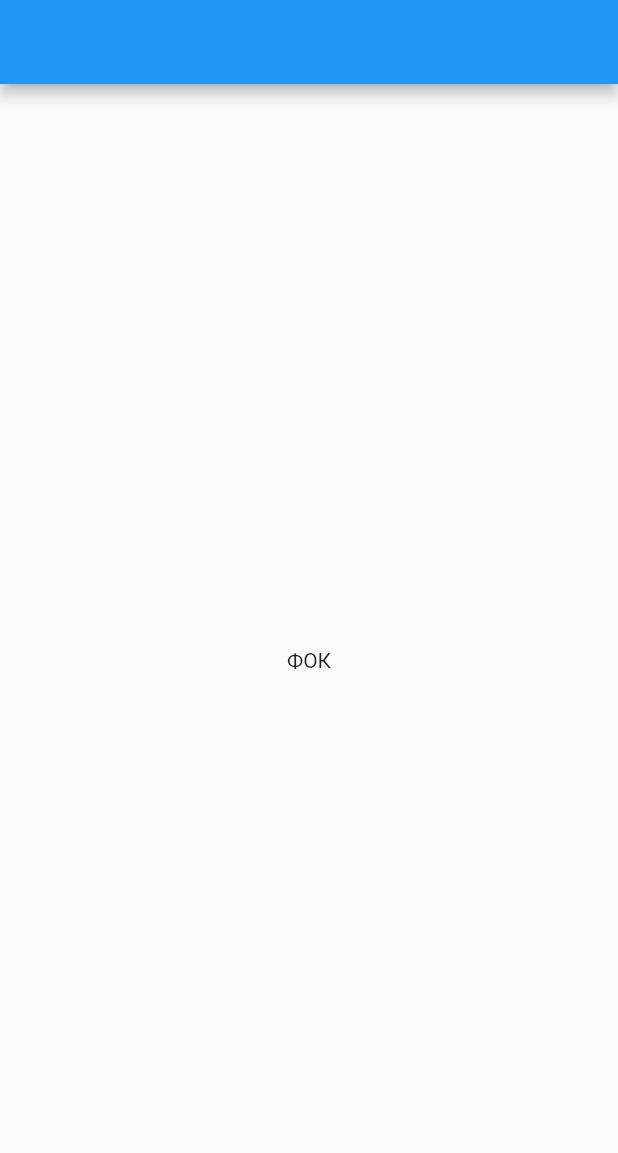
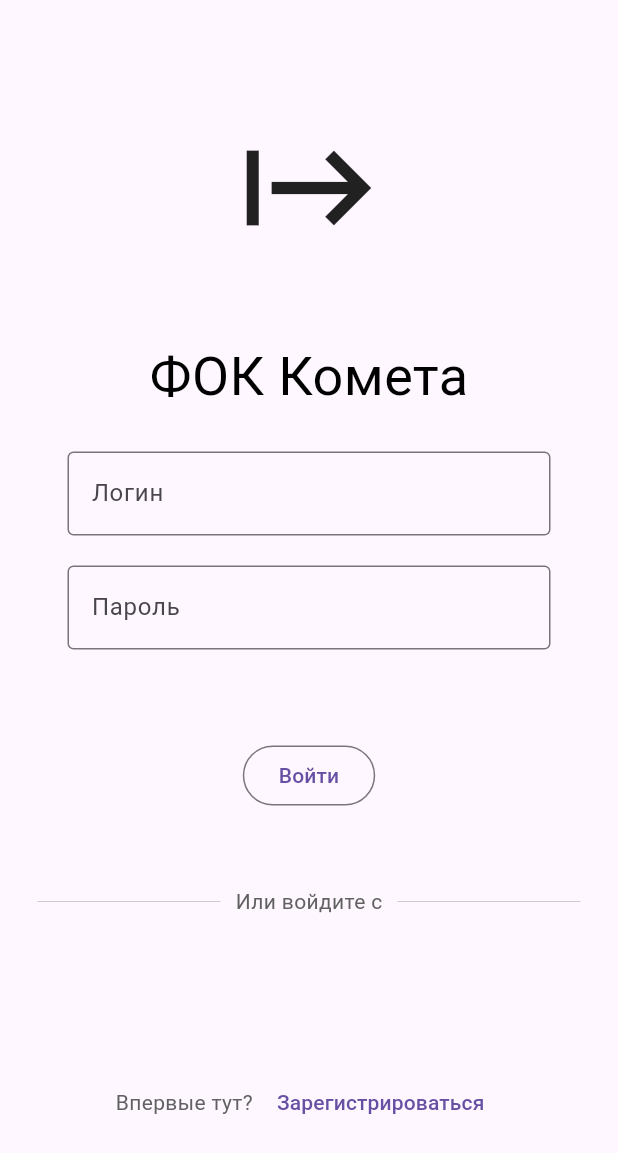
Before and after one commit to Docki2108/FOK_Kometa, a Flutter app: the screen it shows after launch, on a phone screen of 412 x 824 dp. Shown: the top 1153 px of the screen. Run offline on Flutter 3.47's test engine with Material 2 defaults, Android fonts, the phone set to English and light mode, and no system bars; our stand-ins replace flex_color_scheme, hive, hive_flutter; accounts and stored records are empty.

Commit message:
testLoginPage

```diff
--- a/lib/main.dart
+++ b/lib/main.dart
@@ -1,7 +1,11 @@
 import 'package:flutter/material.dart';
+import 'package:fok_kometa/view/login_page.dart';
+import 'package:hive/hive.dart';
+import 'package:hive_flutter/hive_flutter.dart';
 
 void main() {
   runApp(const MyApp());
+  MaterialApp(debugShowCheckedModeBanner: false);
 }
 
 class MyApp extends StatelessWidget {
@@ -10,39 +14,9 @@ class MyApp extends StatelessWidget {
   @override
   Widget build(BuildContext context) {
     return MaterialApp(
-      title: 'Flutter Demo',
-      theme: ThemeData(
-        primarySwatch: Colors.blue,
-      ),
-      home: const MyHomePage(),
+      theme: ThemeData(useMaterial3: true),
+      debugShowCheckedModeBanner: false,
+      home: LoginPage(),
     );
   }
 }
-
-class MyHomePage extends StatefulWidget {
-  const MyHomePage({
-    super.key,
-  });
-
-  @override
-  State<MyHomePage> createState() => _MyHomePageState();
-}
-
-class _MyHomePageState extends State<MyHomePage> {
-  @override
-  Widget build(BuildContext context) {
-    return Scaffold(
-      appBar: AppBar(),
-      body: Center(
-        child: Column(
-          mainAxisAlignment: MainAxisAlignment.center,
-          children: const <Widget>[
-            Text(
-              'ФОК',
-            ),
-          ],
-        ),
-      ),
-    );
-  }
-}
--- /dev/null
+++ b/lib/view/login_page.dart
@@ -0,0 +1,205 @@
+import 'package:flex_color_scheme/flex_color_scheme.dart';
+import 'package:flutter/material.dart';
+
+class LoginPage1 extends StatelessWidget {
+  const LoginPage1({super.key});
+
+  @override
+  Widget build(BuildContext context) {
+    return MaterialApp(
+      //themeMode: ThemeMode.system,
+      theme: FlexThemeData.light(
+        // scheme: FlexScheme.shark,
+        background: Colors.amberAccent,
+        useMaterial3: true,
+      ),
+      darkTheme: FlexThemeData.dark(scheme: FlexScheme.shark),
+      home: const LoginPage(),
+      debugShowCheckedModeBanner: false,
+    );
+  }
+}
+
+class LoginPage extends StatefulWidget {
+  const LoginPage({super.key});
+
+  @override
+  State<LoginPage> createState() => _LoginPageState();
+}
+
+class _LoginPageState extends State<LoginPage> {
+  late FocusNode loginNode;
+  late FocusNode passwordNode;
+  late FocusNode btn_contNode;
+  TextEditingController loginController = TextEditingController();
+  TextEditingController passwordController = TextEditingController();
+
+  @override
+  void initState() {
+    loginNode = FocusNode();
+    passwordNode = FocusNode();
+    btn_contNode = FocusNode();
+    super.initState();
+  }
+
+  @override
+  void dispose() {
+    loginNode.dispose();
+    passwordNode.dispose();
+    btn_contNode.dispose();
+
+    loginController.dispose();
+    passwordController.dispose();
+    super.dispose();
+  }
+
+  void signUserIn() {}
+
+  @override
+  Widget build(BuildContext context) {
+    return Scaffold(
+      body: SingleChildScrollView(
+        child: SafeArea(
+          child: Center(
+            child: Column(
+              children: [
+                const SizedBox(height: 50),
+                Container(
+                  margin: const EdgeInsets.all(20.0),
+                  padding: const EdgeInsets.all(5.0),
+                  // decoration: BoxDecoration(
+                  //   border: Border.all(color: Colors.black),
+                  // ),
+                  child: Column(
+                    mainAxisAlignment: MainAxisAlignment.center,
+                    children: [
+                      const Icon(
+                        Icons.start_outlined,
+                        size: 100,
+                      ),
+                      const SizedBox(height: 50),
+                      const Text(
+                        'ФОК Комета',
+                        style: TextStyle(
+                          color: Colors.black,
+                          fontSize: 36,
+                        ),
+                      ),
+                      const SizedBox(height: 25),
+                      Container(
+                        padding: const EdgeInsets.fromLTRB(20, 0, 20, 5),
+                        child: TextField(
+                          controller: loginController,
+                          onEditingComplete: () => passwordNode.nextFocus(),
+                          focusNode: loginNode,
+                          decoration: const InputDecoration(
+                            border: OutlineInputBorder(),
+                            labelText: 'Логин',
+                          ),
+                        ),
+                      ),
+                      const SizedBox(height: 10),
+                      Container(
+                        padding: const EdgeInsets.fromLTRB(20, 5, 20, 0),
+                        child: TextField(
+                          controller: passwordController,
+                          onEditingComplete: () => btn_contNode.nextFocus(),
+                          focusNode: passwordNode,
+                          obscureText: true,
+                          decoration: const InputDecoration(
+                            border: OutlineInputBorder(),
+                            labelText: 'Пароль',
+                          ),
+                        ),
+                      ),
+                      const SizedBox(height: 10),
+                    ],
+                  ),
+                ),
+                const SizedBox(height: 25),
+                ButtonTheme(
+                  minWidth: 200.0,
+                  height: 100.0,
+                  shape: const CircleBorder(),
+                  child: OutlinedButton(
+                    focusNode: btn_contNode,
+                    onPressed: () {},
+                    style: const ButtonStyle(),
+                    child: const Text('Войти'),
+                  ),
+                ),
+                const SizedBox(height: 50),
+                Padding(
+                  padding: const EdgeInsets.symmetric(horizontal: 25.0),
+                  child: Row(
+                    children: [
+                      Expanded(
+                        child: Divider(
+                          thickness: 0.5,
+                          color: Colors.grey[400],
+                        ),
+                      ),
+                      Padding(
+                        padding: const EdgeInsets.symmetric(horizontal: 10.0),
+                        child: Text(
+                          'Или войдите с',
+                          style: TextStyle(
+                            color: Colors.grey[700],
+                          ),
+                        ),
+                      ),
+                      Expanded(
+                        child: Divider(
+                          thickness: 0.5,
+                          color: Colors.grey[400],
+                        ),
+                      ),
+                    ],
+                  ),
+                ),
+                const SizedBox(height: 50),
+                Row(
+                  mainAxisAlignment: MainAxisAlignment.center,
+                  children: const [
+                    SizedBox(width: 25),
+                  ],
+                ),
+                const SizedBox(height: 50),
+                Row(
+                  mainAxisAlignment: MainAxisAlignment.center,
+                  children: [
+                    Text(
+                      'Впервые тут?',
+                      style: TextStyle(
+                        color: Colors.grey[700],
+                      ),
+                    ),
+                    const SizedBox(width: 4),
+                    TextButton(
+                      onPressed: () {},
+                      child: const Text('Зарегистрироваться'),
+                    ),
+                  ],
+                )
+              ],
+            ),
+          ),
+        ),
+      ),
+    );
+  }
+}
+
+
+// Padding(
+//   padding: const EdgeInsets.symmetric(horizontal: 25.0),
+//   child: Row(
+//     mainAxisAlignment: MainAxisAlignment.end,
+//     children: [
+//       TextButton(
+//         child: const Text('Забыл пароль'),
+//         onPressed: () {},
+//       ),
+//     ],
+//   ),
+// ),
```
Also changed, not shown: pubspec.yaml (+8 -0 lines), lib/theme/images/#ffffff#509afb#383838_1920_1080.png (added), pubspec.lock, 2 other files.
